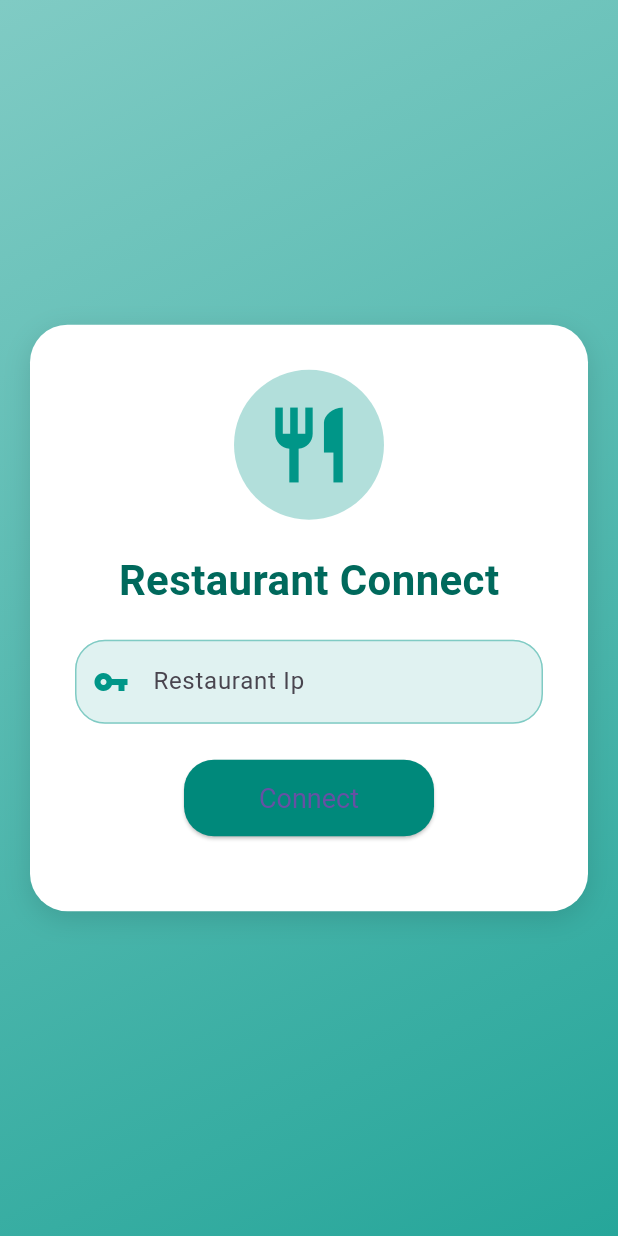
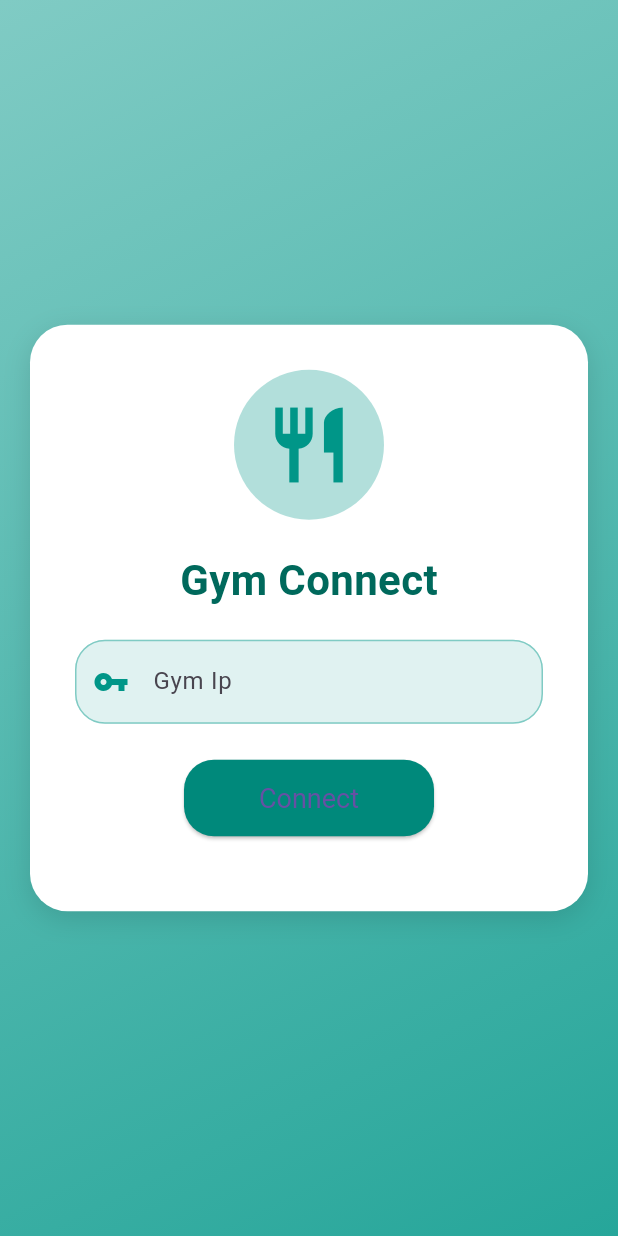
Before and after one commit to Arshadvkb/fitnessapp_mobile, a Flutter app: the screen it shows after launch, on a phone screen of 412 x 824 dp. Run offline on Flutter 3.47's test engine with Material 3 defaults, Android fonts, the phone set to English and light mode, and no system bars; our stand-ins replace fluttertoast, image_picker, shared_preferences.

Commit message:
Rename 'Restaurant Connect' to 'Gym Connect' and update label text from 'Restaurant Ip' to 'Gym Ip'

```diff
--- a/lib/ip.dart
+++ b/lib/ip.dart
@@ -77,7 +77,7 @@ class _RestaurantIpPageState extends State<RestaurantIpPage> {
                         ),
                         SizedBox(height: 20),
                         Text(
-                          'Restaurant Connect',
+                          'Gym Connect',
                           style: TextStyle(
                             fontSize: 28,
                             fontWeight: FontWeight.bold,
@@ -88,7 +88,7 @@ class _RestaurantIpPageState extends State<RestaurantIpPage> {
                         TextField(
                           controller: _usernameController,
                           decoration: InputDecoration(
-                            labelText: 'Restaurant Ip',
+                            labelText: 'Gym Ip',
                             prefixIcon: Icon(Icons.vpn_key, color: Colors.teal),
                             filled: true,
                             fillColor: Colors.teal[50],
```
